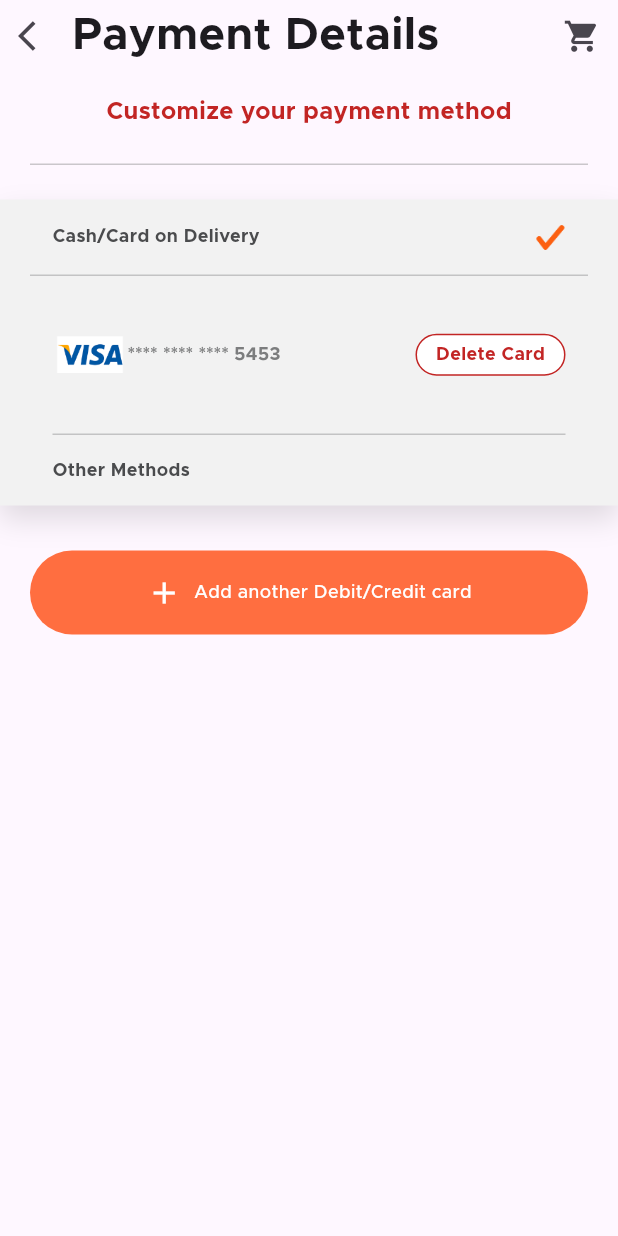
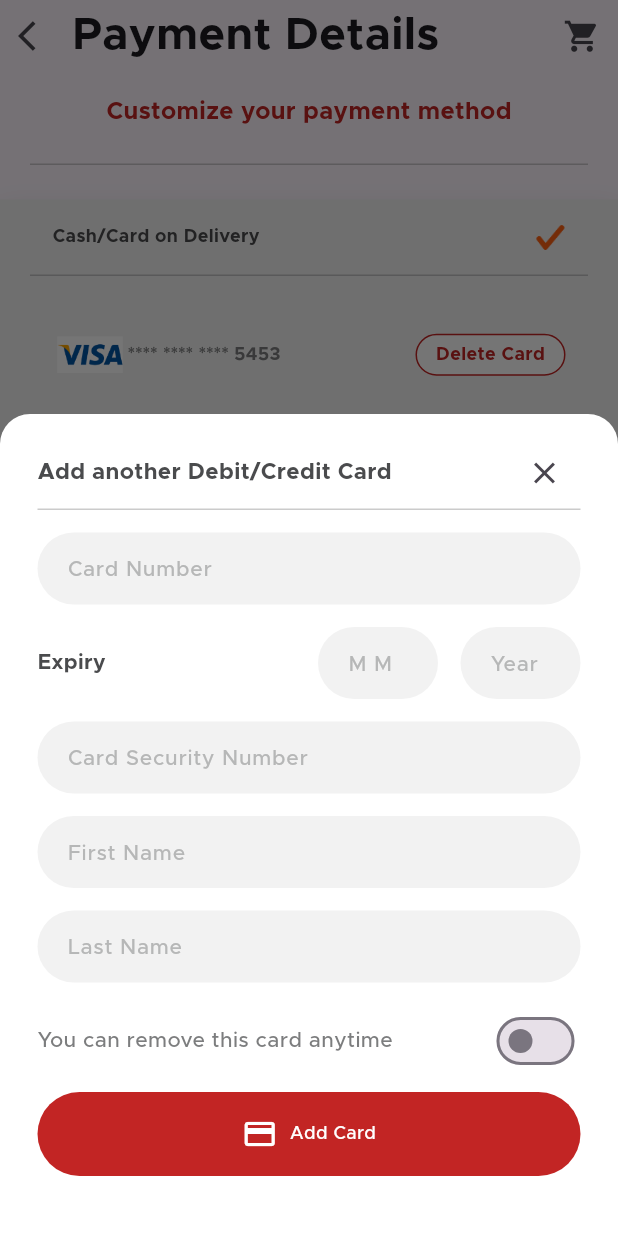
Before and after one commit to Tanmaykushwaha01/food-delivery-app-using-flutter, a Flutter app: the PaymentDetail screen opened directly, after a tap on "Add another Debit/Credit card", on a phone screen of 412 x 824 dp. Run offline on Flutter 3.47's test engine with Material 3 defaults, Android fonts, the phone set to English and light mode, and no system bars; our stand-ins replace flutter_rating_bar, image_picker, smooth_page_indicator.

Commit message:
Added Add-Card option in Payment detail

```diff
--- a/lib/view/login/welcome-view.dart
+++ b/lib/view/login/welcome-view.dart
@@ -17,19 +17,20 @@ class _WelcomeViewState extends State<WelcomeView> {
 
   List pageArr = [
     {
-      'title': 'Fun with Hunger',
-      'subtitle': 'Explore the Flavour and deals. \n Multiple ways to order',
+      "title": "Find Food You Love",
+      "subtitle":
+          "Discover the best foods from over 1,000\nrestaurants and fast delivery to your\ndoorstep",
       'image': 'assets/images/handbags.jpg'
     },
     {
-      'title': 'Simple Steps',
-      'subtitle':
-          ' 1. Add items to your cart. \n 2. Quote for large order, if applicable \n 3. Pay in the app.',
+      "title": "Fast Delivery",
+      "subtitle": "Fast food delivery to your home, office\n wherever you are",
       'image': 'assets/images/mobile.png'
     },
     {
-      'title': 'Pick up & Have Fun with Hunger',
-      'subtitle': 'Create your Fhunger profile for \n rewards and deals.',
+      "title": "Live Tracking",
+      "subtitle":
+          "Real time tracking of your food on the app\nonce you placed the order",
       'image': 'assets/images/handbags.jpg',
     },
   ];
@@ -88,9 +89,9 @@ class _WelcomeViewState extends State<WelcomeView> {
               itemBuilder: (context, index) {
                 var pObj = pageArr[index] as Map? ?? {};
                 return Column(
+                  mainAxisAlignment: MainAxisAlignment.center,
                   children: [
-                    Expanded(
-                      child: Container(
+                    Container(
                       width: media.width,
                       constraints: const BoxConstraints(
                         maxHeight: 250,
@@ -99,9 +100,8 @@ class _WelcomeViewState extends State<WelcomeView> {
                       alignment: Alignment.center,
                       child: Image.asset(
                         pObj['image'].toString(),
-                          width: media.width * 0.6,
+                        width: media.width *  0.65,
                         fit: BoxFit.contain,
-                        ),
                       ),
                     ),
                     const SizedBox(
--- /dev/null
+++ b/lib/view/more/add-card-view.dart
@@ -0,0 +1,169 @@
+import 'package:fhunger/common-widgets/round-button.dart';
+import 'package:fhunger/common-widgets/round-textfield.dart';
+import 'package:fhunger/common/colors.dart';
+import 'package:flutter/material.dart';
+
+class AddCardView extends StatefulWidget {
+  const AddCardView({super.key});
+
+  @override
+  State<AddCardView> createState() => _AddCardViewState();
+}
+
+class _AddCardViewState extends State<AddCardView> {
+  TextEditingController cardNumber = TextEditingController();
+  TextEditingController cardMonth = TextEditingController();
+  TextEditingController cardYear = TextEditingController();
+  TextEditingController cvv = TextEditingController();
+  TextEditingController firstName = TextEditingController();
+  TextEditingController lastName = TextEditingController();
+  bool isAnyTime = false;
+
+  @override
+  Widget build(BuildContext context) {
+    return Container(
+      padding: const EdgeInsets.symmetric(vertical: 15, horizontal: 25),
+      width: MediaQuery.of(context).size.width,
+      decoration: const BoxDecoration(
+          color: Colors.white,
+          borderRadius: BorderRadius.only(
+              topLeft: Radius.circular(20), topRight: Radius.circular(20))),
+      child: Column(
+        mainAxisSize: MainAxisSize.min,
+        mainAxisAlignment: MainAxisAlignment.end,
+        children: [
+          Row(
+            mainAxisAlignment: MainAxisAlignment.spaceBetween,
+            children: [
+              Text(
+                'Add another Debit/Credit Card',
+                style: TextStyle(
+                    fontWeight: FontWeight.w700,
+                    fontSize: 15,
+                    color: TColor.primaryText),
+              ),
+              IconButton(
+                icon: const Icon(Icons.close),
+                onPressed: () {
+                  Navigator.pop(context);
+                },
+              )
+            ],
+          ),
+          Divider(
+            color: TColor.secondaryText.withOpacity(0.4),
+            height: 1,
+          ),
+          const SizedBox(
+            height: 15,
+          ),
+          RoundTextfield(
+            hintText: 'Card Number',
+            controller: cardNumber,
+            bgColor: TColor.textField,
+            keyboardType: TextInputType.number,
+          ),
+          const SizedBox(
+            height: 15,
+          ),
+          Row(
+            children: [
+              Text(
+                'Expiry',
+                style: TextStyle(
+                    fontSize: 14,
+                    fontWeight: FontWeight.w700,
+                    color: TColor.primaryText),
+              ),
+              const Spacer(),
+              SizedBox(
+                width: 80,
+                child: RoundTextfield(
+                  hintText: 'M M',
+                  keyboardType: TextInputType.number,
+                  controller: cardMonth,
+                  bgColor: TColor.textField,
+                ),
+              ),
+              const SizedBox(
+                width: 15,
+              ),
+              SizedBox(
+                width: 80,
+                child: RoundTextfield(
+                  hintText: 'Year',
+                  keyboardType: TextInputType.number,
+                  controller: cardYear,
+                  bgColor: TColor.textField,
+                ),
+              )
+            ],
+          ),
+          const SizedBox(
+            height: 15,
+          ),
+          RoundTextfield(
+            hintText: 'Card Security Number',
+            controller: cvv,
+            bgColor: TColor.textField,
+            keyboardType: TextInputType.number,
+          ),
+          const SizedBox(
+            height: 15,
+          ),
+          RoundTextfield(
+            hintText: 'First Name',
+            controller: firstName,
+            bgColor: TColor.textField,
+            keyboardType: TextInputType.name,
+          ),
+          const SizedBox(
+            height: 15,
+          ),
+          RoundTextfield(
+            hintText: 'Last Name',
+            controller: lastName,
+            bgColor: TColor.textField,
+            keyboardType: TextInputType.name,
+          ),
+          const SizedBox(
+            height: 15,
+          ),
+          Row(
+            mainAxisAlignment: MainAxisAlignment.start,
+            children: [
+              Text(
+                'You can remove this card anytime',
+                style: TextStyle(
+                    fontWeight: FontWeight.w500, color: TColor.secondaryText),
+              ),
+              const Spacer(),
+              Switch(
+                  value: isAnyTime,
+                  activeColor: TColor.primaryColor,
+                  onChanged: (newVal) {
+                    setState(() {
+                      isAnyTime = newVal;
+                    });
+                  })
+            ],
+          ),
+          const SizedBox(
+            height: 10,
+          ),
+          RoundIconButton(
+              title: 'Add Card',
+              icon: const Icon(
+                Icons.credit_card,
+                color: Colors.white,
+              ),
+              color: TColor.primaryColor,
+              onPressed: () {}),
+          const SizedBox(
+            height: 25,
+          )
+        ],
+      ),
+    );
+  }
+}
--- a/lib/view/more/more-view.dart
+++ b/lib/view/more/more-view.dart
@@ -1,6 +1,8 @@
 import 'package:fhunger/common/colors.dart';
 import 'package:fhunger/view/more/payment-detail.dart';
 import 'package:flutter/material.dart';
+
+import 'notification-view.dart';
 
 class MoreView extends StatefulWidget {
   const MoreView({super.key});
@@ -95,6 +97,29 @@ class _MoreViewState extends State<MoreView> {
                       switch ( mObj['index'].toString()){
                         case '1': Navigator.push(context, MaterialPageRoute(builder: (context)=> const PaymentDetail()));
                         break;
+                        // case "2":
+                        //   Navigator.push(
+                        //       context,
+                        //       MaterialPageRoute(
+                        //           builder: (context) => const MyOrderView()));
+                        case "3":
+                          Navigator.push(
+                              context,
+                              MaterialPageRoute(
+                                  builder: (context) =>
+                                  const NotificationView()));
+                        // case "4":
+                        //   Navigator.push(
+                        //       context,
+                        //       MaterialPageRoute(
+                        //           builder: (context) => const InboxView()));
+                        // case "5":
+                        //   Navigator.push(
+                        //       context,
+                        //       MaterialPageRoute(
+                        //           builder: (context) => const AboutUsView()));
+                        // case "6":
+                        //   ServiceCall.logout();
                         default:
                       }
 
--- a/lib/view/more/payment-detail.dart
+++ b/lib/view/more/payment-detail.dart
@@ -1,6 +1,7 @@
 import 'package:fhunger/common-widgets/Rounded-button.dart';
 import 'package:fhunger/common-widgets/round-button.dart';
 import 'package:fhunger/common/colors.dart';
+import 'package:fhunger/view/more/add-card-view.dart';
 import 'package:flutter/material.dart';
 
 class PaymentDetail extends StatefulWidget {
@@ -156,7 +157,7 @@ class _PaymentDetailState extends State<PaymentDetail> {
                     padding: const EdgeInsets.symmetric(
                         vertical: 15, horizontal: 35),
                     child: Row(
-                    //  mainAxisAlignment: MainAxisAlignment.spaceBetween,
+                      //  mainAxisAlignment: MainAxisAlignment.spaceBetween,
                       children: [
                         Text(
                           "Other Methods",
@@ -171,18 +172,25 @@ class _PaymentDetailState extends State<PaymentDetail> {
                 ],
               ),
             ),
-           const  SizedBox(height:15),
+            const SizedBox(height: 35),
             Padding(
                 padding:
                     const EdgeInsets.symmetric(horizontal: 20, vertical: 15),
                 child: RoundIconButton(
-                  onPressed: () {},
-                  color: Colors.deepOrangeAccent,
+                  color: TColor.primaryColor,
+                  fontSize: 16,
                   icon: const Icon(
                     Icons.add,
                     color: Colors.white,
                   ),
                   title: 'Add another Debit/Credit card',
+                  onPressed: () {
+                    showModalBottomSheet(
+                        isScrollControlled: true,
+                         // backgroundColor: Colors.transparent,
+                        context: context,
+                        builder: (context) => const AddCardView());
+                  },
                 )),
           ]),
         ),
```
Lines whose indentation alone changed are shown as unchanged.
